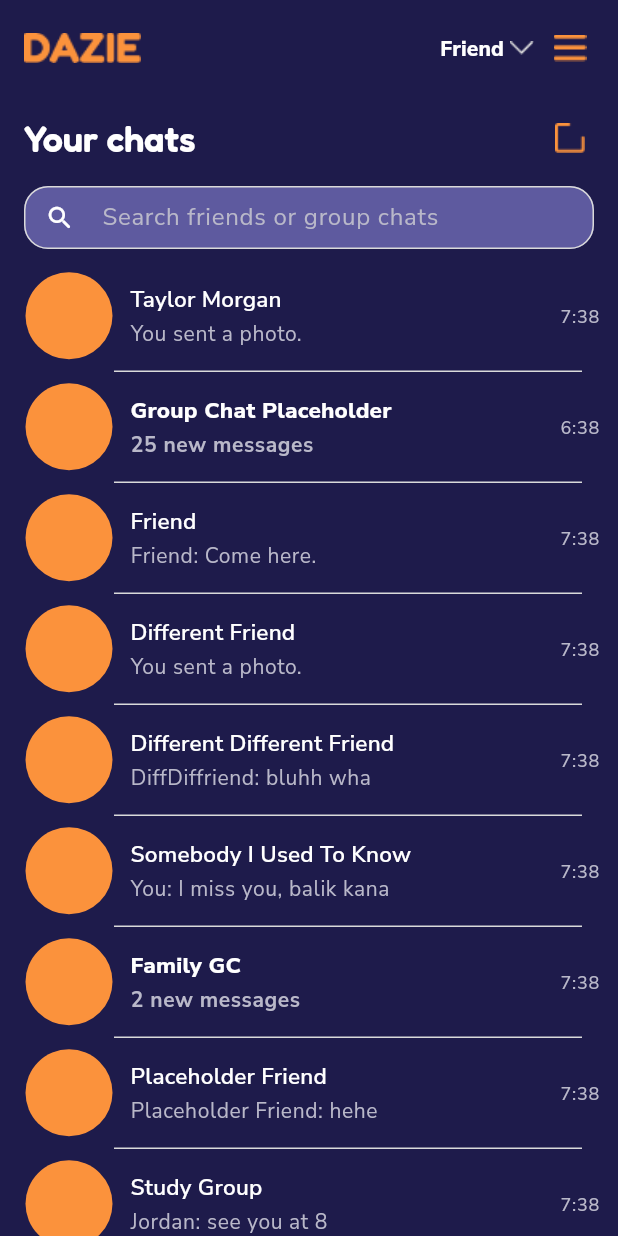
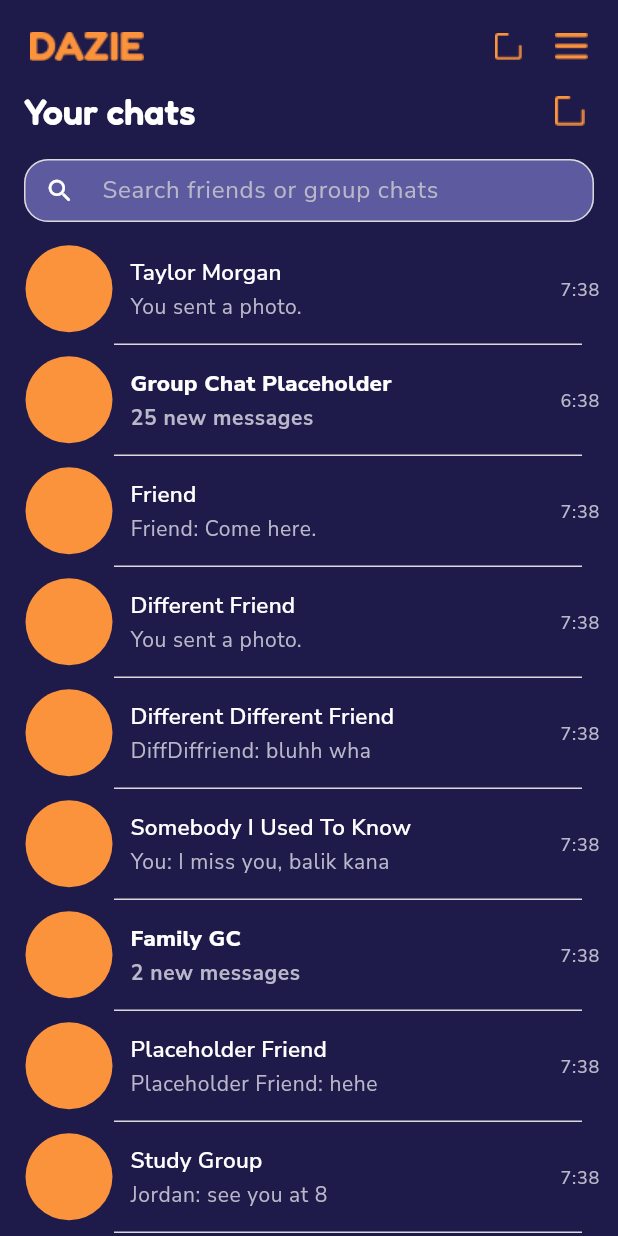
Before and after one commit to prinpami/Dazie, a Flutter app: the HomeScreen screen opened by its route, on a phone screen of 412 x 824 dp. Run offline on Flutter 3.47's test engine with Material 3 defaults, Android fonts, the phone set to English and light mode, and no system bars.

Commit message:
feat: add the branded home toolbar

```diff
--- a/lib/screens/home_screen.dart
+++ b/lib/screens/home_screen.dart
@@ -78,11 +78,16 @@ class _HomeScreenState extends State<HomeScreen> {
       ..showSnackBar(SnackBar(content: Text(message)));
   }
 
+  void _openSettings() {
+    Navigator.pushNamed(context, '/settings', arguments: widget.displayName);
+  }
+
   @override
   Widget build(BuildContext context) {
     return Scaffold(
       backgroundColor: DazieColors.darkIndigo,
       body: SafeArea(
+        top: false,
         bottom: false,
         child: Column(
           children: [
@@ -96,69 +101,36 @@ class _HomeScreenState extends State<HomeScreen> {
 
   Widget _buildTopBar() {
     return Padding(
-      padding: const EdgeInsets.fromLTRB(
-        AppSpacing.md,
-        AppSpacing.sm,
-        AppSpacing.sm,
-        AppSpacing.xs,
-      ),
+      padding: const EdgeInsets.fromLTRB(20, 20, 20, 0),
+      child: SizedBox(
+        height: 22,
         child: Row(
           children: [
             Image.asset(
               'assets/images/DAZIE.png',
-            width: 78,
-            height: 26,
+              width: 76,
+              height: 20,
               fit: BoxFit.contain,
               semanticLabel: 'Dazie',
             ),
             const Spacer(),
-          PopupMenuButton<String>(
-            tooltip: 'Profile options',
-            onSelected: (value) {
-              if (value == 'signout') {
-                Navigator.pushNamedAndRemoveUntil(context, '/', (_) => false);
-              }
-            },
-            itemBuilder: (context) => const [
-              PopupMenuItem(value: 'signout', child: Text('Sign out')),
-            ],
-            child: Row(
-              children: [
-                ConstrainedBox(
-                  constraints: const BoxConstraints(maxWidth: 108),
-                  child: Text(
-                    widget.displayName,
-                    maxLines: 1,
-                    overflow: TextOverflow.ellipsis,
-                    style: Theme.of(context).textTheme.labelLarge,
+            _ImageButton(
+              asset: 'assets/images/Create.png',
+              label: 'Create a chat',
+              width: 18,
+              onPressed: () => _showPreviewMessage(
+                'Creating a chat will be added in a later checkpoint.',
               ),
             ),
-                const SizedBox(width: AppSpacing.xs),
-                Image.asset(
-                  'assets/images/Dropdown.png',
-                  width: 16,
-                  height: 16,
-                  semanticLabel: 'Show profile options',
+            const SizedBox(width: 22),
+            _ImageButton(
+              asset: 'assets/images/HamburgerMenu.png',
+              label: 'Open settings',
+              width: 22,
+              onPressed: _openSettings,
             ),
           ],
         ),
-          ),
-          PopupMenuButton<String>(
-            tooltip: 'More options',
-            onSelected: (_) =>
-                _showPreviewMessage('More settings will be added later.'),
-            itemBuilder: (context) => const [
-              PopupMenuItem(value: 'settings', child: Text('Settings')),
-              PopupMenuItem(value: 'help', child: Text('Help')),
-            ],
-            icon: Image.asset(
-              'assets/images/HamburgerMenu.png',
-              width: 22,
-              height: 22,
-              semanticLabel: 'More options',
-            ),
-          ),
-        ],
       ),
     );
   }
@@ -263,6 +235,36 @@ class _HomeScreenState extends State<HomeScreen> {
   }
 }
 
+class _ImageButton extends StatelessWidget {
+  const _ImageButton({
+    required this.asset,
+    required this.label,
+    required this.width,
+    required this.onPressed,
+  });
+
+  final String asset;
+  final String label;
+  final double width;
+  final VoidCallback onPressed;
+
+  @override
+  Widget build(BuildContext context) {
+    return Semantics(
+      button: true,
+      label: label,
+      child: InkWell(
+        onTap: onPressed,
+        child: SizedBox(
+          width: width,
+          height: 22,
+          child: Image.asset(asset, fit: BoxFit.contain),
+        ),
+      ),
+    );
+  }
+}
+
 class _ConversationPreview {
   const _ConversationPreview(
     this.name,
```
Lines whose indentation alone changed are shown as unchanged.
